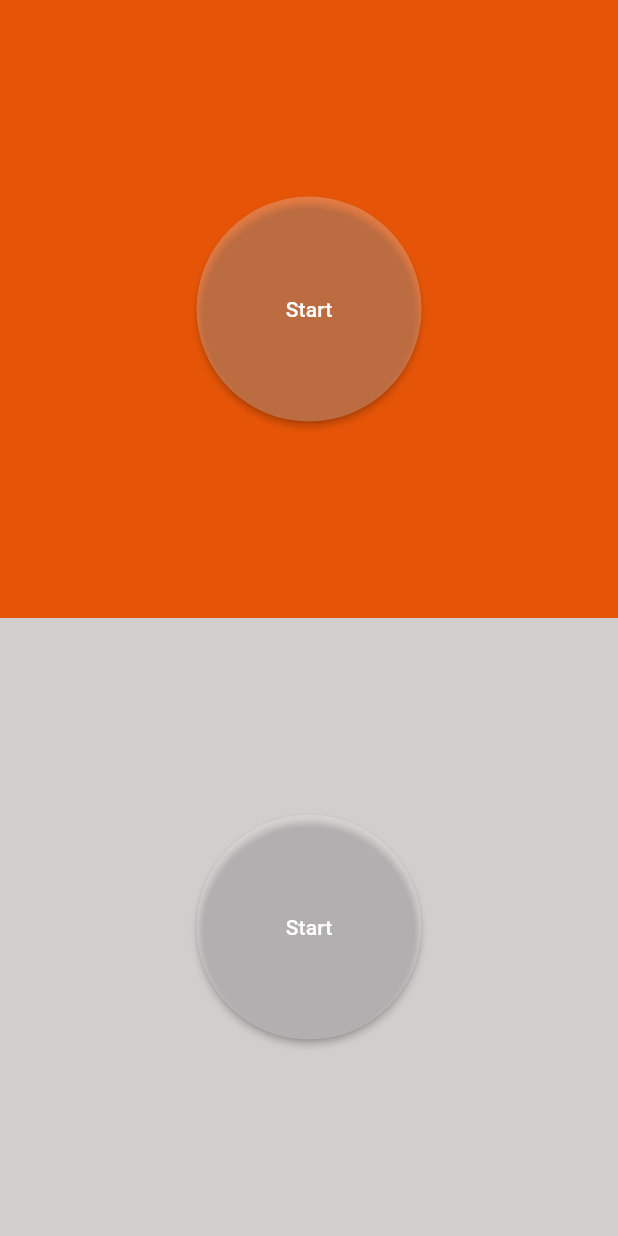
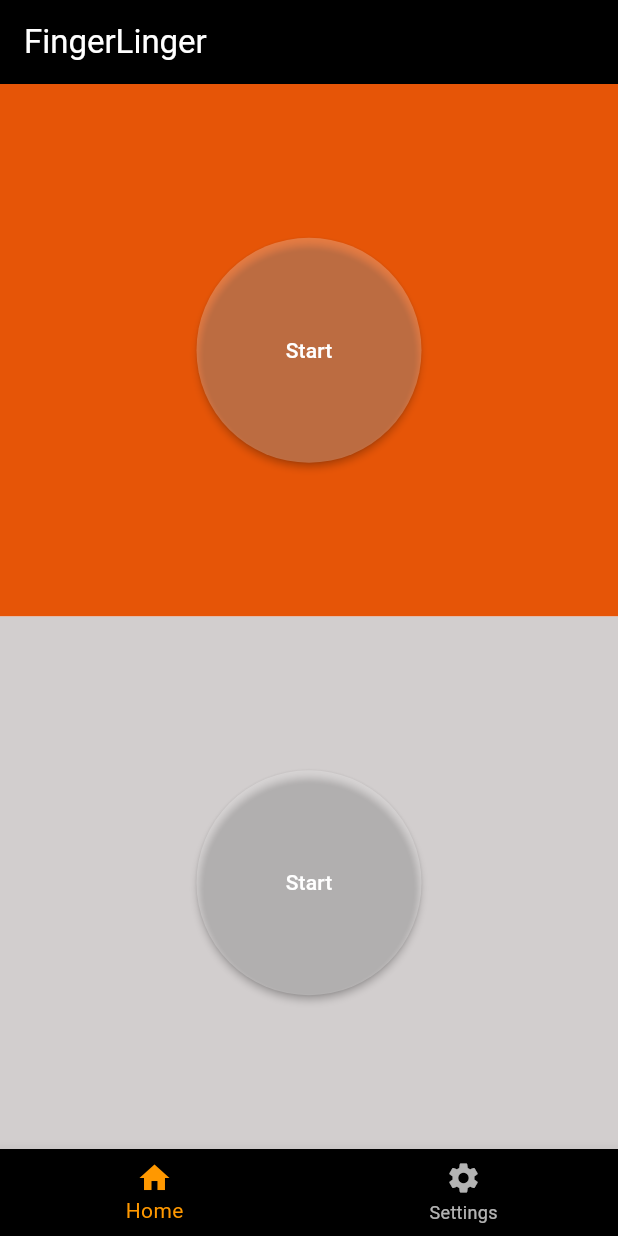
Before and after one commit to ASHTAG11/Simple_game_app, a Flutter app: the screen it shows after launch, on a phone screen of 412 x 824 dp. Run offline on Flutter 3.47's test engine with Material 3 defaults, Android fonts, the phone set to English and light mode, and no system bars.

```diff
--- a/lib/main.dart
+++ b/lib/main.dart
@@ -6,23 +6,80 @@ void main() {
   ));
 }
 
-class mainpage extends StatelessWidget {
+class mainpage extends StatefulWidget {
   const mainpage({super.key});
+
+  @override
+  State<mainpage> createState() => _mainpageState();
+}
+
+class _mainpageState extends State<mainpage> {
+  int _selectedIndex = 0;
+
+  // Pages for each bottom nav tab
+  List<Widget> _pages = [];
+
+  @override
+  void initState() {
+    super.initState();
+    _pages = [
+      homeContent(context),
+      settingsContent(),
+    ];
+  }
+
+  void _onItemTapped(int index) {
+    setState(() {
+      _selectedIndex = index;
+    });
+  }
 
   @override
   Widget build(BuildContext context) {
     return Scaffold(
-      body: Column(
+      appBar: AppBar(
+        backgroundColor: Colors.black,
+        title: const Text(
+          "FingerLinger",
+          style: TextStyle(color: Colors.white),
+        ),
+      ),
+      body: _pages[_selectedIndex],
+      bottomNavigationBar: BottomNavigationBar(
+        backgroundColor: Colors.black,
+        selectedItemColor: Colors.orange,
+        unselectedItemColor: Colors.white70,
+        currentIndex: _selectedIndex,
+        onTap: _onItemTapped,
+        items: const [
+          BottomNavigationBarItem(
+            icon: Icon(Icons.home),
+            label: 'Home',
+          ),
+          BottomNavigationBarItem(
+            icon: Icon(Icons.settings),
+            label: 'Settings',
+          ),
+        ],
+      ),
+    );
+  }
+
+  Widget homeContent(BuildContext context) {
+    return SafeArea(
+      child: Column(
         children: [
-          Container(
+          Expanded(
+            child: Container(
               color: const Color.fromARGB(255, 230, 85, 7),
-            height: MediaQuery.of(context).size.height / 2,
               width: double.infinity,
               child: Center(
                 child: MaterialButton(
                   onPressed: () {
                     Navigator.push(
-                      context, MaterialPageRoute(builder: (context) => gamepage()));
+                        context,
+                        MaterialPageRoute(
+                            builder: (context) => gamepage()));
                   },
                   color: Colors.white24,
                   height: 150,
@@ -35,15 +92,18 @@ class mainpage extends StatelessWidget {
                 ),
               ),
             ),
-          Container(
+          ),
+          Expanded(
+            child: Container(
               color: const Color.fromARGB(255, 210, 206, 206),
-            height: MediaQuery.of(context).size.height / 2,
               width: double.infinity,
               child: Center(
                 child: MaterialButton(
                   onPressed: () {
                     Navigator.push(
-                      context, MaterialPageRoute(builder: (context) => gamepage()));
+                        context,
+                        MaterialPageRoute(
+                            builder: (context) => gamepage()));
                   },
                   color: Colors.white24,
                   height: 150,
@@ -56,7 +116,17 @@ class mainpage extends StatelessWidget {
                 ),
               ),
             ),
+          ),
         ],
+      ),
+    );
+  }
+
+  Widget settingsContent() {
+    return const Center(
+      child: Text(
+        "Settings Page",
+        style: TextStyle(fontSize: 24),
       ),
     );
   }
@@ -104,7 +174,8 @@ class _gamepageState extends State<gamepage> {
                 Navigator.push(
                     context,
                     MaterialPageRoute(
-                        builder: (context) => respage(sca, "Player A Won!")));
+                        builder: (context) =>
+                            respage(sca, "Player A Won!")));
               }
             },
             padding: EdgeInsets.zero,
@@ -150,7 +221,8 @@ class _gamepageState extends State<gamepage> {
                 Navigator.push(
                     context,
                     MaterialPageRoute(
-                        builder: (context) => respage(scb, "Player B Won !")));
+                        builder: (context) =>
+                            respage(scb, "Player B Won !")));
               }
             },
             padding: EdgeInsets.zero,
@@ -209,7 +281,7 @@ class respage extends StatelessWidget {
     return Scaffold(
       backgroundColor: bgColor,
       body: Center(
-        child: SingleChildScrollView( // 👈 Prevents overflow
+        child: SingleChildScrollView(
           child: Column(
             mainAxisAlignment: MainAxisAlignment.center,
             children: [
@@ -226,8 +298,8 @@ class respage extends StatelessWidget {
               const SizedBox(height: 20),
               MaterialButton(
                 onPressed: () {
-                  Navigator.pop(context); // back to game
-                  Navigator.pop(context); // back to main
+                  Navigator.pop(context);
+                  Navigator.pop(context);
                 },
                 color: Colors.white,
                 padding: const EdgeInsets.all(10),
```
Lines whose indentation alone changed are shown as unchanged.
